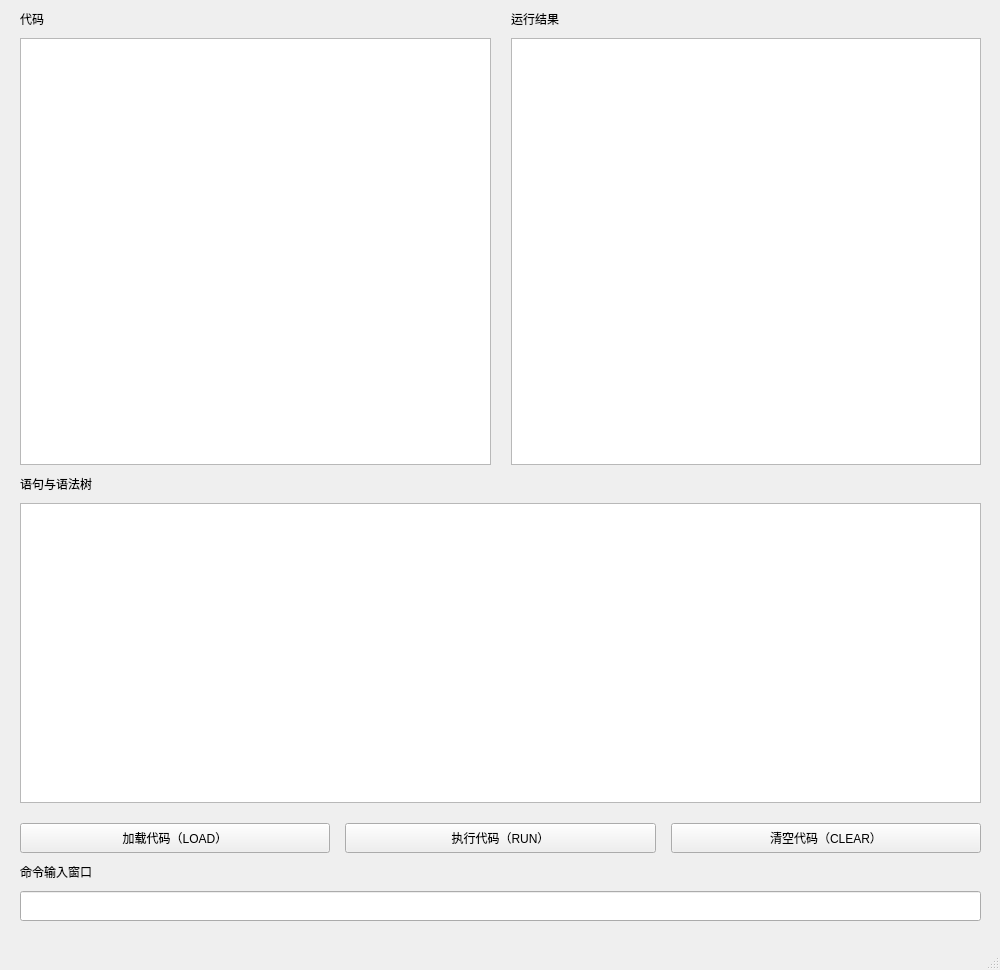
The window that mainwindow.ui (y-young/MinimalBasicInterpreter) describes before a commit, drawn with Qt 5.
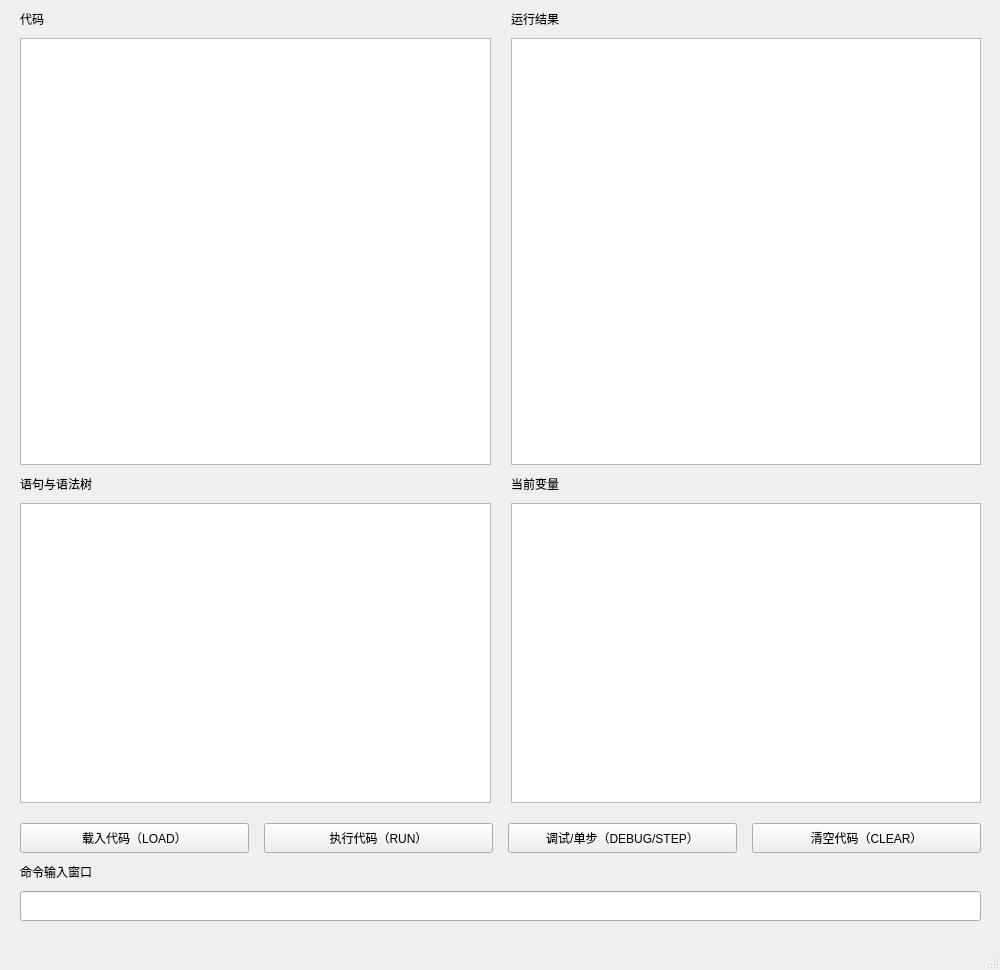
The same window after the commit.

Commit message: feat: print program state after running

What changed in the file:
```diff
--- a/mainwindow.ui
+++ b/mainwindow.ui
@@ -34,7 +34,7 @@
       <number>10</number>
      </property>
      <item>
-      <layout class="QGridLayout" name="CodeOutputLabel">
+      <layout class="QGridLayout" name="GridLayout">
        <property name="leftMargin">
         <number>0</number>
        </property>
@@ -50,15 +50,15 @@
        <property name="verticalSpacing">
         <number>10</number>
        </property>
-       <item row="0" column="0">
-        <widget class="QLabel" name="CodeLabel">
+       <item row="3" column="0">
+        <widget class="QLabel" name="ASTLabel">
          <property name="font">
           <font>
-           <family>Microsoft YaHei UI</family>
+           <family>Microsoft YaHei</family>
           </font>
          </property>
          <property name="text">
-          <string>代码</string>
+          <string>语句与语法树</string>
          </property>
         </widget>
        </item>
@@ -81,24 +81,22 @@
          </property>
         </widget>
        </item>
+       <item row="0" column="0">
+        <widget class="QLabel" name="CodeLabel">
+         <property name="font">
+          <font>
+           <family>Microsoft YaHei UI</family>
+          </font>
+         </property>
+         <property name="text">
+          <string>代码</string>
+         </property>
+        </widget>
+       </item>
        <item row="1" column="1">
         <widget class="QTextBrowser" name="OutputDisplay"/>
        </item>
-      </layout>
-     </item>
-     <item>
-      <widget class="QLabel" name="ASTLabel">
-       <property name="font">
-        <font>
-         <family>Microsoft YaHei</family>
-        </font>
-       </property>
-       <property name="text">
-        <string>语句与语法树</string>
-       </property>
-      </widget>
-     </item>
-     <item>
+       <item row="4" column="0">
       <widget class="QTextBrowser" name="ASTDisplay">
        <property name="minimumSize">
         <size>
@@ -114,6 +112,36 @@
        </property>
       </widget>
      </item>
+       <item row="3" column="1">
+        <widget class="QLabel" name="StateLabel">
+         <property name="font">
+          <font>
+           <family>Microsoft YaHei</family>
+          </font>
+         </property>
+         <property name="text">
+          <string>当前变量</string>
+         </property>
+        </widget>
+       </item>
+       <item row="4" column="1">
+        <widget class="QTextBrowser" name="StateDisplay">
+         <property name="minimumSize">
+          <size>
+           <width>0</width>
+           <height>300</height>
+          </size>
+         </property>
+         <property name="maximumSize">
+          <size>
+           <width>16777215</width>
+           <height>300</height>
+          </size>
+         </property>
+        </widget>
+       </item>
+      </layout>
+     </item>
      <item>
       <layout class="QHBoxLayout" name="ButtonLayout">
        <property name="spacing">
@@ -143,7 +171,7 @@
           </size>
          </property>
          <property name="text">
-          <string>加载代码（LOAD）</string>
+          <string>载入代码（LOAD）</string>
          </property>
         </widget>
        </item>
@@ -169,6 +197,28 @@
          </property>
         </widget>
        </item>
+       <item>
+        <widget class="QPushButton" name="DebugButton">
+         <property name="enabled">
+          <bool>true</bool>
+         </property>
+         <property name="minimumSize">
+          <size>
+           <width>0</width>
+           <height>30</height>
+          </size>
+         </property>
+         <property name="maximumSize">
+          <size>
+           <width>16777215</width>
+           <height>30</height>
+          </size>
+         </property>
+         <property name="text">
+          <string>调试/单步（DEBUG/STEP）</string>
+         </property>
+        </widget>
+       </item>
        <item>
         <widget class="QPushButton" name="ClearButton">
          <property name="minimumSize">
```
Lines whose indentation alone changed are shown as unchanged. The commit also changes 7 other files.
